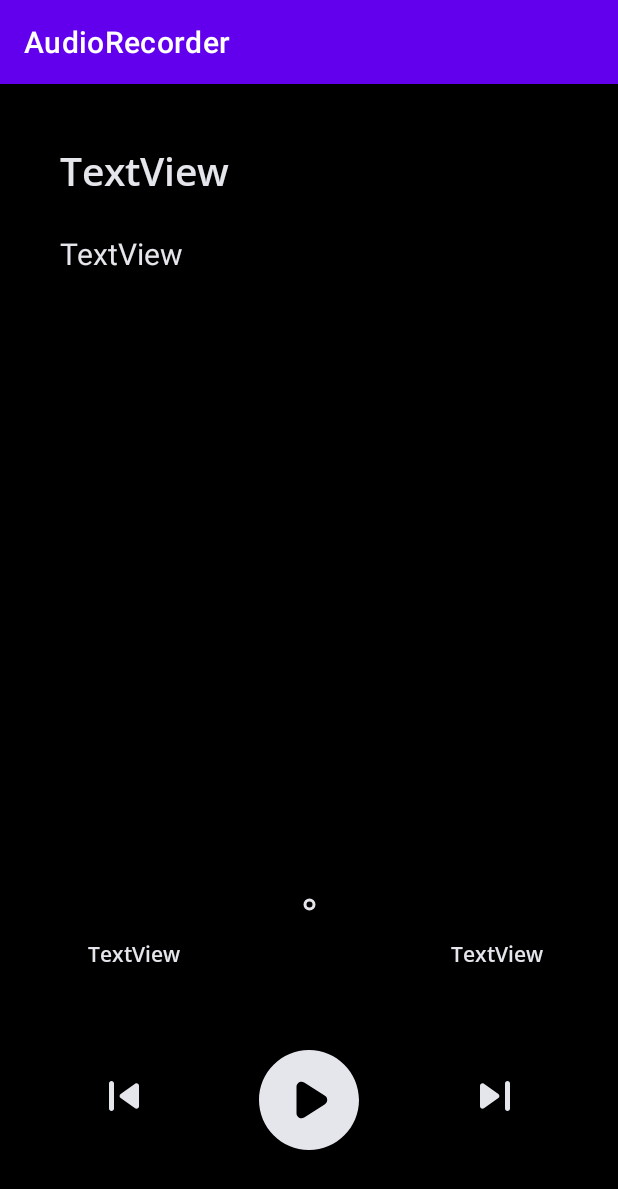
After one commit to sanket099/AudioRecorder, an Android app: the PlayActivity screen opened directly, with no data from a screen before it, on a phone screen of 412 x 824 dp. The commit adds this screen. Shown: the top 1189 px of the screen. Run offline under Robolectric (Android 15) with nearby library versions, the phone set to English and light mode, and no system bars.

Commit message:
inti_play_activity

```diff
--- a/app/src/main/AndroidManifest.xml
+++ b/app/src/main/AndroidManifest.xml
@@ -14,7 +14,8 @@
         android:roundIcon="@mipmap/ic_launcher_round"
         android:supportsRtl="true"
         android:theme="@style/Theme.AudioRecorder">
-        <activity android:name=".AudioFilesActivity"></activity>
+        <activity android:name=".PlayActivity"></activity>
+        <activity android:name=".AudioFilesActivity" />
         <activity android:name=".MainActivity">
             <intent-filter>
                 <action android:name="android.intent.action.MAIN" />
--- a/app/src/main/java/com/sanket/audiorecorder/AudioFileAdapter.kt
+++ b/app/src/main/java/com/sanket/audiorecorder/AudioFileAdapter.kt
@@ -3,6 +3,7 @@ package com.sanket.audiorecorder
 
 
 import android.content.Context
+import android.content.Intent
 import android.view.LayoutInflater
 import android.view.View
 import android.view.ViewGroup
@@ -67,6 +68,8 @@ class AudioFileAdapter(context: Context, audioArrayList: ArrayList<AudioFileClas
 
     interface OnItemClickListener {
         fun onItemClick(item: AudioFileClass, v: View?)
+
+
     }
 
 
--- a/app/src/main/java/com/sanket/audiorecorder/AudioFileClass.kt
+++ b/app/src/main/java/com/sanket/audiorecorder/AudioFileClass.kt
@@ -1,8 +1,11 @@
 package com.sanket.audiorecorder
 
 import android.net.Uri
+import android.os.Parcel
+import android.os.Parcelable
+import java.io.Serializable
 
-class AudioFileClass {
+class AudioFileClass() : Parcelable {
 
     private var title: String? = null
     private var duration: String? = null
@@ -10,7 +13,15 @@ class AudioFileClass {
     private var uri: Uri? = null
     private var storage : String? = null
 
-    constructor(title: String?, duration: String?, date: String?, uri: Uri?, storage: String?) {
+    constructor(parcel: Parcel) : this() {
+        title = parcel.readString()
+        duration = parcel.readString()
+        date = parcel.readString()
+        uri = parcel.readParcelable(Uri::class.java.classLoader)
+        storage = parcel.readString()
+    }
+
+    constructor(title: String?, duration: String?, date: String?, uri: Uri?, storage: String?) : this() {
         this.title = title
         this.duration = duration
         this.date = date
@@ -44,6 +55,27 @@ class AudioFileClass {
         this.storage = storage
     }
 
+    override fun writeToParcel(parcel: Parcel, flags: Int) {
+        parcel.writeString(title)
+        parcel.writeString(duration)
+        parcel.writeString(date)
+        parcel.writeParcelable(uri, flags)
+        parcel.writeString(storage)
+    }
+
+    override fun describeContents(): Int {
+        return 0
+    }
+
+    companion object CREATOR : Parcelable.Creator<AudioFileClass> {
+        override fun createFromParcel(parcel: Parcel): AudioFileClass {
+            return AudioFileClass(parcel)
+        }
+
+        override fun newArray(size: Int): Array<AudioFileClass?> {
+            return arrayOfNulls(size)
+        }
+    }
 
 
 }
--- a/app/src/main/java/com/sanket/audiorecorder/AudioFilesActivity.kt
+++ b/app/src/main/java/com/sanket/audiorecorder/AudioFilesActivity.kt
@@ -1,6 +1,7 @@
 package com.sanket.audiorecorder
 
 import android.content.Context
+import android.content.Intent
 import android.media.MediaMetadataRetriever
 import android.net.Uri
 import android.os.Bundle
@@ -78,6 +79,9 @@ class AudioFilesActivity : AppCompatActivity(), AudioFileAdapter.OnItemClickList
     override fun onItemClick(item: AudioFileClass, v: View?) {
 
         Toast.makeText(context, item.getTitle(), Toast.LENGTH_SHORT).show()
+        startActivity(Intent(context, PlayActivity::class.java)
+            .putExtra("AudioFile", item)
+            .putParcelableArrayListExtra("Array", audioList))
 
     }
 
--- /dev/null
+++ b/app/src/main/java/com/sanket/audiorecorder/PlayActivity.kt
@@ -0,0 +1,82 @@
+package com.sanket.audiorecorder
+
+import android.media.MediaPlayer
+import androidx.appcompat.app.AppCompatActivity
+import android.os.Bundle
+import android.os.Handler
+import android.provider.MediaStore
+import android.view.View
+import android.widget.SeekBar
+import android.widget.SeekBar.OnSeekBarChangeListener
+import android.widget.Toast
+import com.sanket.audiorecorder.databinding.ActivityPlayBinding
+
+class PlayActivity : AppCompatActivity() {
+    private lateinit var _binding : ActivityPlayBinding
+    private var audioFile : AudioFileClass? = null
+
+    private lateinit var mediaPlayer: MediaPlayer
+    private lateinit var runnable:Runnable
+    private var handler: Handler = Handler()
+    private var pause:Boolean = false
+
+    override fun onCreate(savedInstanceState: Bundle?) {
+        super.onCreate(savedInstanceState)
+        _binding = ActivityPlayBinding.inflate(layoutInflater)
+        setContentView(_binding.root)
+
+        getObject()
+
+
+
+        _binding.ivNext.setOnClickListener(View.OnClickListener {
+
+        })
+
+        _binding.ivPlay.setOnClickListener(View.OnClickListener {
+
+
+        })
+
+
+        _binding.ivPrev.setOnClickListener(View.OnClickListener {
+
+        })
+
+        _binding.seekBar.setOnSeekBarChangeListener(object :
+            SeekBar.OnSeekBarChangeListener {
+            override fun onProgressChanged(seek: SeekBar,
+                                           progress: Int, fromUser: Boolean) {
+                // write custom code for progress is changed
+            }
+
+            override fun onStartTrackingTouch(seek: SeekBar) {
+                // write custom code for progress is started
+            }
+
+            override fun onStopTrackingTouch(seek: SeekBar) {
+                // write custom code for progress is stopped
+
+            }
+        })
+
+    }
+
+    private fun getObject() {
+
+        audioFile = intent.getParcelableExtra<AudioFileClass>("AudioFile")
+        val audioArray = intent.getParcelableArrayListExtra<AudioFileClass>("Array")
+        if(audioFile != null && audioArray!= null){
+            _binding.tvDate.text = audioFile?.getDate()
+            _binding.tvTitle.text = audioFile?.getTitle()
+
+        }
+
+        else{
+            _binding.ivPlay.isEnabled = false
+            _binding.ivNext.isEnabled = false
+            _binding.ivPrev.isEnabled = false
+            _binding.seekBar.isEnabled = false
+        }
+    }
+}
--- /dev/null
+++ b/app/src/main/res/drawable/next_24dp.xml
@@ -0,0 +1,4 @@
+<?xml version="1.0" encoding="UTF-8" standalone="no"?>
+<vector xmlns:android="http://schemas.android.com/apk/res/android" android:height="24dp" android:tint="#E4E6EB" android:viewportHeight="24.0" android:viewportWidth="24.0" android:width="24dp">
+  <path android:fillColor="@android:color/white" android:pathData="M7.58,16.89l5.77,-4.07c0.56,-0.4 0.56,-1.24 0,-1.63L7.58,7.11C6.91,6.65 6,7.12 6,7.93v8.14c0,0.81 0.91,1.28 1.58,0.82zM16,7v10c0,0.55 0.45,1 1,1s1,-0.45 1,-1V7c0,-0.55 -0.45,-1 -1,-1s-1,0.45 -1,1z"/>
+</vector>
--- /dev/null
+++ b/app/src/main/res/drawable/play_24.xml
@@ -0,0 +1,10 @@
+<vector xmlns:android="http://schemas.android.com/apk/res/android"
+    android:width="24dp"
+    android:height="24dp"
+    android:viewportWidth="24"
+    android:viewportHeight="24"
+    android:tint="#E4E6EB">
+  <path
+      android:fillColor="#E4E6EB"
+      android:pathData="M12,2C6.48,2 2,6.48 2,12s4.48,10 10,10s10,-4.48 10,-10S17.52,2 12,2zM9.5,14.67V9.33c0,-0.79 0.88,-1.27 1.54,-0.84l4.15,2.67c0.61,0.39 0.61,1.29 0,1.68l-4.15,2.67C10.38,15.94 9.5,15.46 9.5,14.67z"/>
+</vector>
--- /dev/null
+++ b/app/src/main/res/drawable/prev_24dp.xml
@@ -0,0 +1,4 @@
+<?xml version="1.0" encoding="UTF-8" standalone="no"?>
+<vector xmlns:android="http://schemas.android.com/apk/res/android" android:height="24dp" android:tint="#E4E6EB" android:viewportHeight="24.0" android:viewportWidth="24.0" android:width="24dp">
+  <path android:fillColor="@android:color/white" android:pathData="M7,6c0.55,0 1,0.45 1,1v10c0,0.55 -0.45,1 -1,1s-1,-0.45 -1,-1L6,7c0,-0.55 0.45,-1 1,-1zM10.66,12.82l5.77,4.07c0.66,0.47 1.58,-0.01 1.58,-0.82L18.01,7.93c0,-0.81 -0.91,-1.28 -1.58,-0.82l-5.77,4.07c-0.57,0.4 -0.57,1.24 0,1.64z"/>
+</vector>
--- /dev/null
+++ b/app/src/main/res/layout/activity_play.xml
@@ -0,0 +1,108 @@
+<?xml version="1.0" encoding="utf-8"?>
+<androidx.constraintlayout.widget.ConstraintLayout xmlns:android="http://schemas.android.com/apk/res/android"
+    xmlns:app="http://schemas.android.com/apk/res-auto"
+    xmlns:tools="http://schemas.android.com/tools"
+    android:layout_width="match_parent"
+    android:layout_height="match_parent"
+    android:background="@color/black"
+    tools:context=".PlayActivity">
+
+    <TextView
+        android:id="@+id/tv_title"
+        android:layout_width="wrap_content"
+        android:layout_height="wrap_content"
+        android:layout_marginStart="40dp"
+        android:layout_marginTop="40dp"
+        android:fontFamily="@font/open_sans_semibold"
+        android:text="TextView"
+        android:textColor="@color/highlight"
+        android:textSize="26sp"
+        app:layout_constraintStart_toStartOf="parent"
+        app:layout_constraintTop_toTopOf="parent" />
+
+    <TextView
+        android:id="@+id/tv_date"
+        android:layout_width="wrap_content"
+        android:layout_height="wrap_content"
+        android:layout_marginTop="23dp"
+        android:text="TextView"
+        android:textColor="@color/highlight"
+        android:textSize="20sp"
+        app:layout_constraintStart_toStartOf="@+id/tv_title"
+        app:layout_constraintTop_toBottomOf="@+id/tv_title" />
+
+    <ImageView
+        android:id="@+id/iv_play"
+        android:layout_width="80dp"
+        android:layout_height="80dp"
+        android:layout_marginTop="46dp"
+        android:layout_marginBottom="50dp"
+        app:layout_constraintBottom_toBottomOf="parent"
+        app:layout_constraintEnd_toEndOf="parent"
+        app:layout_constraintStart_toStartOf="parent"
+        app:layout_constraintTop_toBottomOf="@+id/tv_prog"
+        app:srcCompat="@drawable/play_24" />
+
+    <SeekBar
+        android:id="@+id/seekBar"
+        android:layout_width="0dp"
+        android:layout_height="wrap_content"
+        android:layout_marginStart="40dp"
+        android:layout_marginEnd="40dp"
+        android:layout_marginBottom="212dp"
+        android:progress="50"
+        android:progressTint="@color/highlight"
+        android:thumbTint="@color/highlight"
+        app:layout_constraintBottom_toBottomOf="parent"
+        app:layout_constraintEnd_toEndOf="parent"
+        app:layout_constraintStart_toStartOf="parent" />
+
+    <ImageView
+        android:id="@+id/iv_next"
+        android:layout_width="40dp"
+        android:layout_height="40dp"
+        android:layout_marginEnd="62dp"
+        android:layout_marginBottom="73dp"
+        app:layout_constraintBottom_toBottomOf="parent"
+        app:layout_constraintEnd_toEndOf="parent"
+        app:srcCompat="@drawable/next_24dp" />
+
+    <ImageView
+        android:id="@+id/iv_prev"
+        android:layout_width="40dp"
+        android:layout_height="0dp"
+        android:layout_marginStart="62dp"
+        android:layout_marginEnd="63dp"
+        app:layout_constraintBottom_toBottomOf="@+id/iv_next"
+        app:layout_constraintEnd_toStartOf="@+id/iv_play"
+        app:layout_constraintStart_toStartOf="parent"
+        app:layout_constraintTop_toTopOf="@+id/iv_next"
+        app:srcCompat="@drawable/prev_24dp" />
+
+    <TextView
+        android:id="@+id/tv_prog"
+        android:layout_width="wrap_content"
+        android:layout_height="wrap_content"
+        android:layout_marginStart="3dp"
+        android:layout_marginTop="14dp"
+        android:fontFamily="@font/open_sans_semibold"
+        android:paddingStart="15dp"
+        android:paddingEnd="10dp"
+        android:text="TextView"
+        android:textColor="@color/highlight"
+        app:layout_constraintStart_toStartOf="@+id/seekBar"
+        app:layout_constraintTop_toBottomOf="@+id/seekBar" />
+
+    <TextView
+        android:id="@+id/tv_dur"
+        android:layout_width="wrap_content"
+        android:layout_height="wrap_content"
+        android:layout_marginTop="14dp"
+        android:fontFamily="@font/open_sans_semibold"
+        android:paddingStart="15dp"
+        android:paddingEnd="10dp"
+        android:text="TextView"
+        android:textColor="@color/highlight"
+        app:layout_constraintEnd_toEndOf="@+id/seekBar"
+        app:layout_constraintTop_toBottomOf="@+id/seekBar" />
+</androidx.constraintlayout.widget.ConstraintLayout>
```
